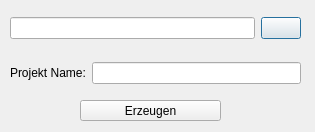
This is ui/dialog.ui in quitejonny/godirec as Qt 5 draws it before an edit. The edited form follows.
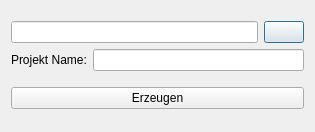
This is the edited form. Icons and pictures are not drawn.

```diff
--- a/ui/dialog.ui
+++ b/ui/dialog.ui
@@ -17,15 +17,8 @@
    <iconset>
     <normaloff>folder-yellow.png</normaloff>folder-yellow.png</iconset>
   </property>
-  <widget class="QWidget" name="verticalLayoutWidget">
-   <property name="geometry">
-    <rect>
-     <x>10</x>
-     <y>0</y>
-     <width>291</width>
-     <height>101</height>
-    </rect>
-   </property>
+  <layout class="QVBoxLayout" name="verticalLayout_2">
+   <item>
    <layout class="QVBoxLayout" name="verticalLayout">
     <item>
      <layout class="QHBoxLayout" name="horizontalLayout">
@@ -60,16 +53,9 @@
      </layout>
     </item>
    </layout>
-  </widget>
+   </item>
+   <item>
   <widget class="QPushButton" name="ButtonCreate">
-   <property name="geometry">
-    <rect>
-     <x>80</x>
-     <y>100</y>
-     <width>141</width>
-     <height>21</height>
-    </rect>
-   </property>
    <property name="minimumSize">
     <size>
      <width>141</width>
@@ -80,6 +66,8 @@
     <string>Erzeugen</string>
    </property>
   </widget>
+   </item>
+  </layout>
  </widget>
  <resources/>
  <connections/>
```
Lines whose indentation alone changed are shown as unchanged.
